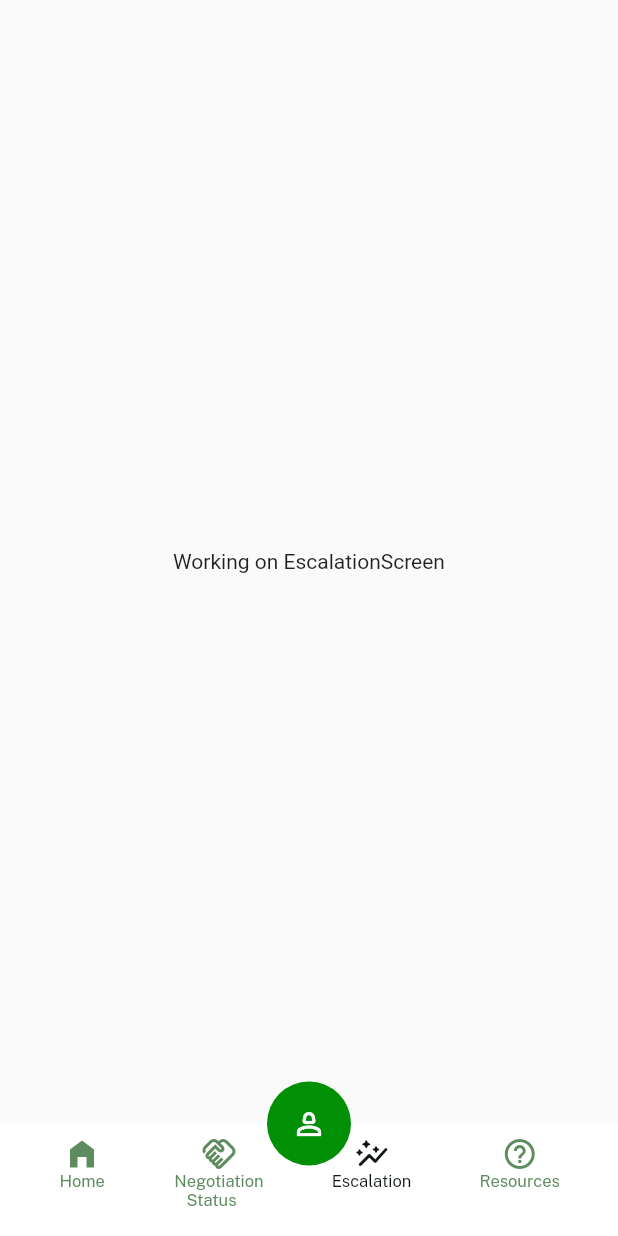
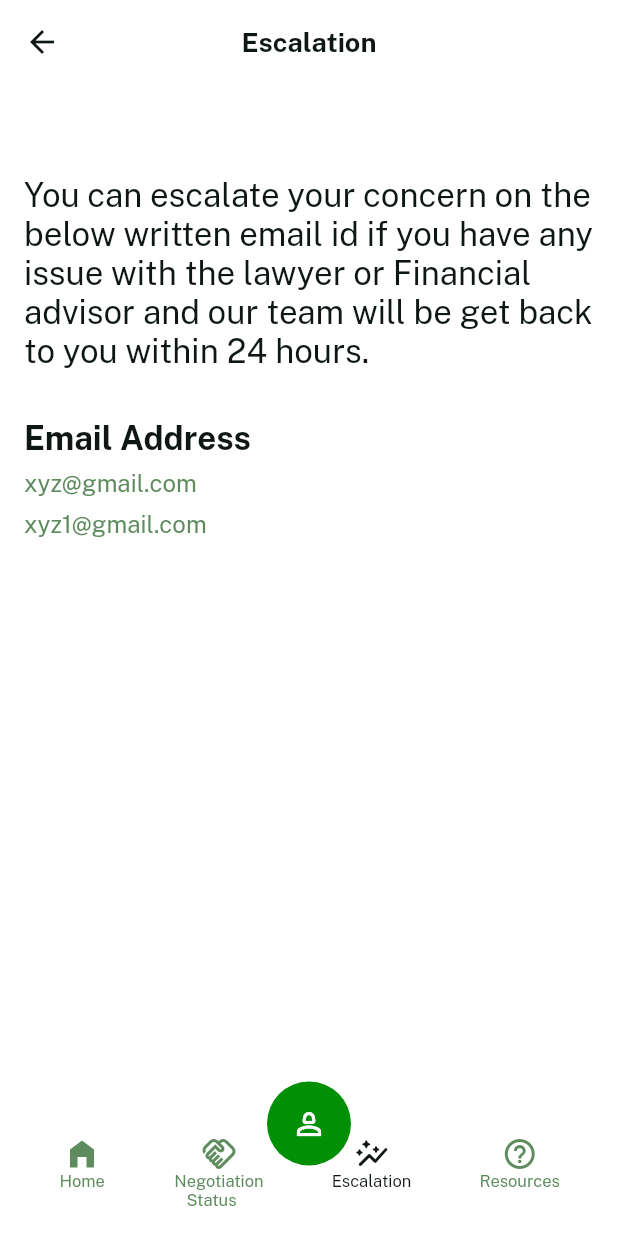
Before and after one commit to Anuj-Rai12/settle_loan, a Flutter app: the MainActivity screen opened by its route, scrolled down 576 dp, after a tap on "Escalation", on a phone screen of 412 x 824 dp. Run offline on Flutter 3.47's test engine with Material 2 defaults, Android fonts, the phone set to English and light mode, and no system bars; our stand-ins replace percent_indicator.

Commit message:
Added EscalationScreen status:Successfully

```diff
--- a/lib/main.dart
+++ b/lib/main.dart
@@ -3,6 +3,7 @@ import 'package:flutter/services.dart';
 import 'package:loansettle/presentaion/ui/AppGoToScreen.dart';
 import 'package:loansettle/presentaion/ui/ComplaintAgainstRecoveryAgent.dart';
 import 'package:loansettle/presentaion/ui/ContactUsScreen.dart';
+import 'package:loansettle/presentaion/ui/EscalationScreen.dart';
 import 'package:loansettle/presentaion/ui/ForgetPasswordScreen.dart';
 import 'package:loansettle/presentaion/ui/HomeScreen.dart';
 import 'package:loansettle/presentaion/ui/IntimationDocument.dart';
@@ -57,6 +58,7 @@ Future<void> main() async {
       "/contactUs" :(context)=> const ContactUsScreen(),
       "/complaintAgainstOfficer" :(context)=> const ComplaintAgainstRecoveryAgent(),
       "/intimationDoc" :(context)=> const  IntimationDocument(),
+      "/escalation" :(context)=> const  EscalationScreen(),
     },
   ));
 }
--- a/lib/presentaion/ui/EscalationScreen.dart
+++ b/lib/presentaion/ui/EscalationScreen.dart
@@ -1,6 +1,7 @@
+import 'package:flutter/material.dart';
 
-
-import 'package:flutter/material.dart';
+import '../../values/color/Colors.dart';
+import '../../values/fonts/Fonts.dart';
 
 class EscalationScreen extends StatefulWidget {
   const EscalationScreen({super.key});
@@ -12,9 +13,71 @@ class EscalationScreen extends StatefulWidget {
 class _EscalationScreenState extends State<EscalationScreen> {
   @override
   Widget build(BuildContext context) {
-    return  const SafeArea(child: Scaffold(
-      body: Center(
-        child: Text("Working on EscalationScreen"),
+    return SafeArea(
+        child: Scaffold(
+      backgroundColor: Colors.white,
+      appBar: AppBar(
+          elevation: 0,
+          backgroundColor: Colors.white,
+          iconTheme: const IconThemeData(color: Color(textColor)),
+          title: const Text("Escalation",
+              textAlign: TextAlign.center,
+              style: TextStyle(
+                  color: Color(textColor),
+                  fontSize: 18,
+                  fontWeight: FontWeight.bold,
+                  fontFamily: publicSansBold)),
+          centerTitle: true),
+      body: Column(
+        crossAxisAlignment: CrossAxisAlignment.start,
+        children: [
+          Container(
+            padding: const EdgeInsets.only(top: 16,left: 16,right: 16,bottom: 16),
+            margin: const EdgeInsets.only(top: 45),
+            child: const Text(
+              "You can escalate your concern on the below written email id if you have any issue with the lawyer or Financial advisor and our team will be get back to you within 24 hours.",
+              style: TextStyle(
+                  fontFamily: publicSansReg,
+                  fontSize: 22,
+                  color: Color(textColor),
+                  ),
+            ),
+          ),
+          Container(
+            padding: const EdgeInsets.only(top: 16,left: 16,right: 16,bottom: 16),
+            child: Expanded(
+              child: Column(
+                crossAxisAlignment: CrossAxisAlignment.start,
+                children: [
+                  const Text("Email Address",
+                      style: TextStyle(
+                        color: Color(textColor),
+                        fontFamily: publicSansBold,
+                        fontSize: 22,
+                      )),
+                  Container(
+                    margin: const EdgeInsets.only(top: 8),
+                    child: const Text("xyz@gmail.com",
+                        style: TextStyle(
+                          color: Color(editTextColor),
+                          fontFamily: publicSansReg,
+                          fontSize: 16,
+                        )),
+                  ),
+                  Container(
+                    margin: const EdgeInsets.only(top: 8),
+                    child: const Text("xyz1@gmail.com",
+                        style: TextStyle(
+                          color: Color(editTextColor),
+                          fontFamily: publicSansReg,
+                          fontSize: 16,
+                        )),
+                  ),
+                ],
+              ),
+            ),
+          )
+        ],
       ),
     ));
   }
--- a/lib/values/menu/HomeDrawerMenu.dart
+++ b/lib/values/menu/HomeDrawerMenu.dart
@@ -114,6 +114,7 @@ Drawer homeNavigationDrawer(BuildContext context) {
           focusColor: const Color(editTextBg),
           onTap: () {
             Navigator.pop(context);
+            context.goToNextScreen("/escalation");
           },
         ),
         ListTile(
```
